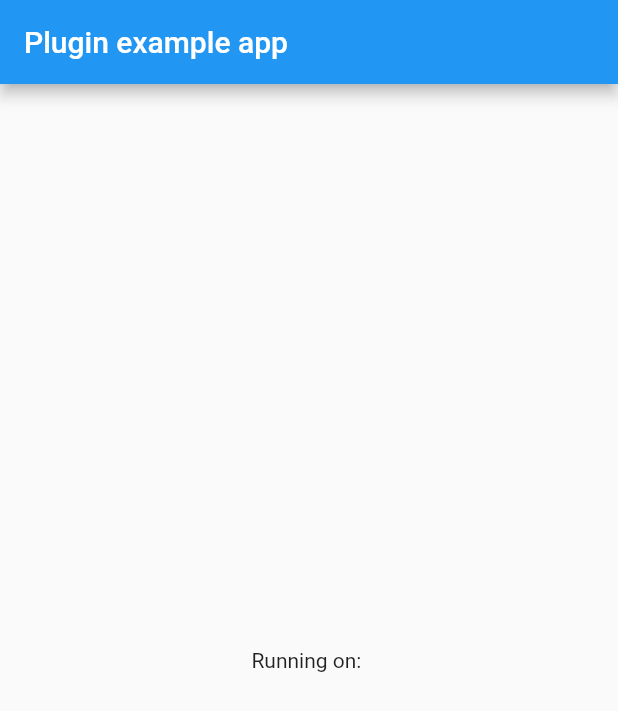
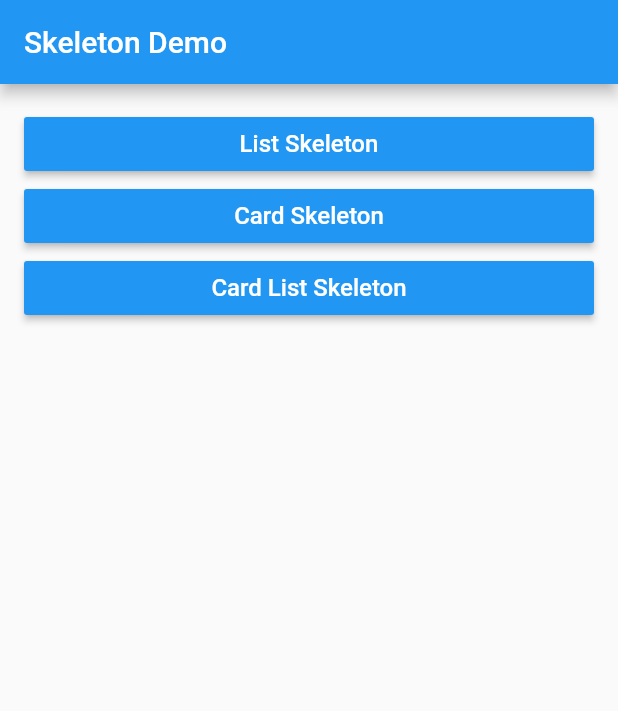
Before and after one commit to dylanwuzh/flutter_skeleton, a Flutter app: the screen it shows after launch, on a phone screen of 412 x 824 dp. Shown: the top 711 px of the screen. Run offline on Flutter 3.47's test engine with Material 2 defaults, Android fonts, the phone set to English and light mode, and no system bars.

Commit message:
add examples

```diff
--- a/example/lib/main.dart
+++ b/example/lib/main.dart
@@ -1,22 +1,64 @@
 import 'package:flutter/material.dart';
+
+import './card_list_skeleton_demo.dart';
+import './card_skeleton_demo.dart';
+import './list_skeleton_demo.dart';
 
 void main() => runApp(MyApp());
 
-class MyApp extends StatefulWidget {
-  @override
-  _MyAppState createState() => _MyAppState();
-}
-
-class _MyAppState extends State<MyApp> {
+class MyApp extends StatelessWidget {
   @override
   Widget build(BuildContext context) {
     return MaterialApp(
-      home: Scaffold(
-        appBar: AppBar(
-          title: const Text('Plugin example app'),
-        ),
-        body: Center(
-          child: Text('Running on: '),
+      title: 'Skeleton Demo',
+      theme: ThemeData(primarySwatch: Colors.blue, dividerColor: Color(0xFFebebeb)),
+      home: MyHomePage(),
+    );
+  }
+}
+
+class MyHomePage extends StatelessWidget {
+  MyHomePage({Key key}) : super(key: key);
+
+  @override
+  Widget build(BuildContext context) {
+    TextStyle textStyle = TextStyle(color: Colors.white, fontSize: 16.0);
+    return Scaffold(
+      appBar: AppBar(title: Text('Skeleton Demo')),
+      body: Container(
+        width: double.infinity,
+        padding: EdgeInsets.all(16.0),
+        child: Column(
+          crossAxisAlignment: CrossAxisAlignment.stretch,
+          children: <Widget>[
+            RaisedButton(
+              color: Colors.blue,
+              child: Text("List Skeleton", style: textStyle),
+              onPressed: () {
+                Navigator.of(context).push(MaterialPageRoute(builder: (context) {
+                  return ListSkeletonDemo();
+                }));
+              },
+            ),
+            RaisedButton(
+              color: Colors.blue,
+              child: Text("Card Skeleton", style: textStyle),
+              onPressed: () {
+                Navigator.of(context).push(MaterialPageRoute(builder: (context) {
+                  return CardSkeletonDemo();
+                }));
+              },
+            ),
+            RaisedButton(
+              color: Colors.blue,
+              child: Text("Card List Skeleton", style: textStyle),
+              onPressed: () {
+                Navigator.of(context).push(MaterialPageRoute(builder: (context) {
+                  return CardListSkeletonDemo();
+                }));
+              },
+            ),
+          ],
         ),
       ),
     );
--- a/example/pubspec.yaml
+++ b/example/pubspec.yaml
@@ -8,6 +8,9 @@ environment:
 dependencies:
   flutter:
     sdk: flutter
+
+  flutter_skeleton:
+    path: ../
 
   # The following adds the Cupertino Icons font to your application.
   # Use with the CupertinoIcons class for iOS style icons.
--- a/lib/src/skeleton/card_list_skeleton.dart
+++ b/lib/src/skeleton/card_list_skeleton.dart
@@ -15,9 +15,9 @@ class CardListSkeleton extends StatelessWidget {
 
   @override
   Widget build(BuildContext context) {
-    return Container(
+    return ListView.builder(
+      physics: const NeverScrollableScrollPhysics(),
       padding: EdgeInsets.only(top: 16.0),
-      child: ListView.builder(
       itemCount: length,
       itemBuilder: (BuildContext context, int index) {
         return Container(
@@ -25,7 +25,6 @@ class CardListSkeleton extends StatelessWidget {
           child: CardSkeleton(config: config),
         );
       },
-      ),
     );
   }
 }
--- a/lib/src/skeleton/card_skeleton.dart
+++ b/lib/src/skeleton/card_skeleton.dart
@@ -16,6 +16,7 @@ class CardSkeleton extends StatelessWidget {
     return Card(
       elevation: 0,
       margin: EdgeInsets.zero,
+      color: Colors.transparent,
       child: ListTileSkeleton(config: config),
     );
   }
--- a/lib/src/skeleton_config.dart
+++ b/lib/src/skeleton_config.dart
@@ -3,14 +3,14 @@ import './skeleton_theme.dart';
 class SkeletonConfig {
   final SkeletonTheme theme;
   final bool isShowAvatar;
-  final bool isCircularImage;
+  final bool isCircleAvatar;
   final int bottomLinesCount;
   final double radius;
 
   SkeletonConfig({
     this.theme: SkeletonTheme.Light,
     this.isShowAvatar: true,
-    this.isCircularImage: true,
+    this.isCircleAvatar: true,
     this.bottomLinesCount: 2,
     this.radius: 0.0,
   });
@@ -18,7 +18,7 @@ class SkeletonConfig {
   const SkeletonConfig.origin()
       : theme = SkeletonTheme.Light,
         isShowAvatar = true,
-        isCircularImage = true,
+        isCircleAvatar = true,
         bottomLinesCount = 2,
         radius = 0.0;
 }
--- a/lib/src/skeleton_decoration.dart
+++ b/lib/src/skeleton_decoration.dart
@@ -7,13 +7,13 @@ const List<Color> lightColors = [Color(0xfff6f7f9), Color(0xffe9ebee), Color(0xf
 const List<Color> darkColors = [Color(0xff616161), Color(0xff757575), Color(0xff616161)];
 
 class SkeletonDecoration extends BoxDecoration {
-  SkeletonDecoration(SkeletonAnimation animation, {theme = SkeletonTheme.Light, isCircle = false})
+  SkeletonDecoration(SkeletonAnimation animation, {theme: SkeletonTheme.Light, isCircle: false})
       : super(
           shape: isCircle ? BoxShape.circle : BoxShape.rectangle,
           gradient: LinearGradient(
             begin: Alignment.centerLeft,
             end: Alignment.centerRight,
-            colors: theme == SkeletonTheme.Light ? lightColors : darkColors,
+            colors: theme != SkeletonTheme.Dark ? lightColors : darkColors,
             stops: [
               animation.animation.value - 1,
               animation.animation.value,
```
Also changed, not shown: example/lib/card_list_skeleton_demo.dart (added, +28 -0 lines), example/lib/card_skeleton_demo.dart (added, +29 -0 lines), example/lib/list_skeleton_demo.dart (added, +97 -0 lines), lib/src/skeleton/list_skeleton.dart (+6 -8 lines), lib/src/skeleton/list_tile_skeleton.dart (+10 -5 lines), 2 other files. Lines whose indentation alone changed are shown as unchanged.
